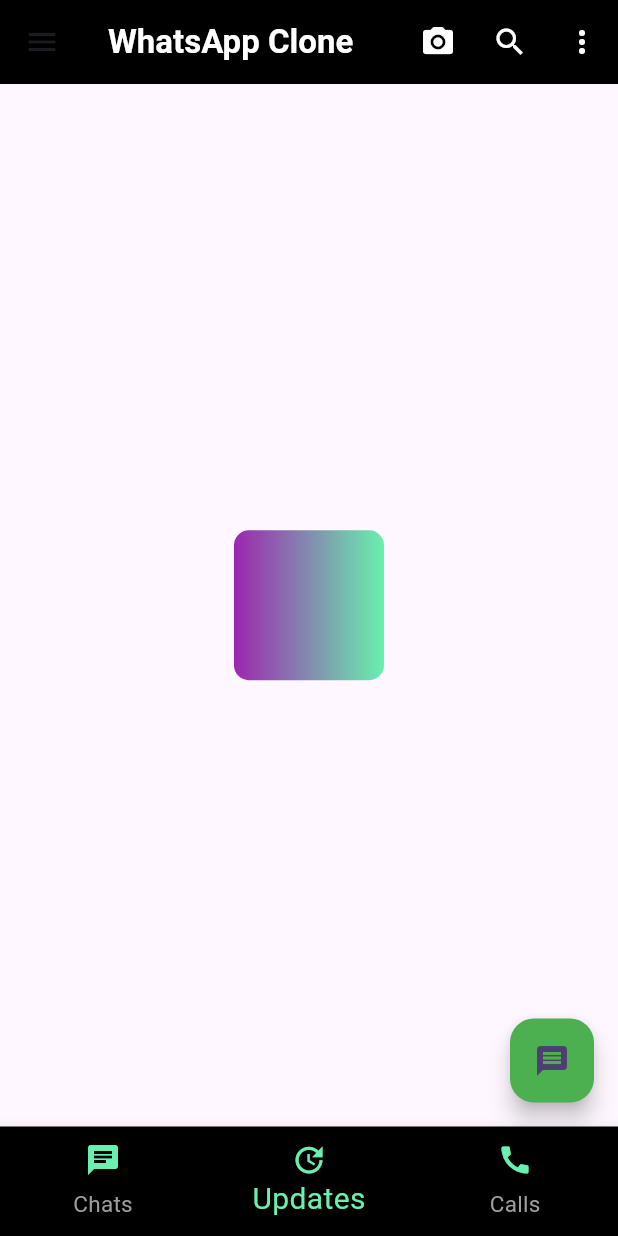
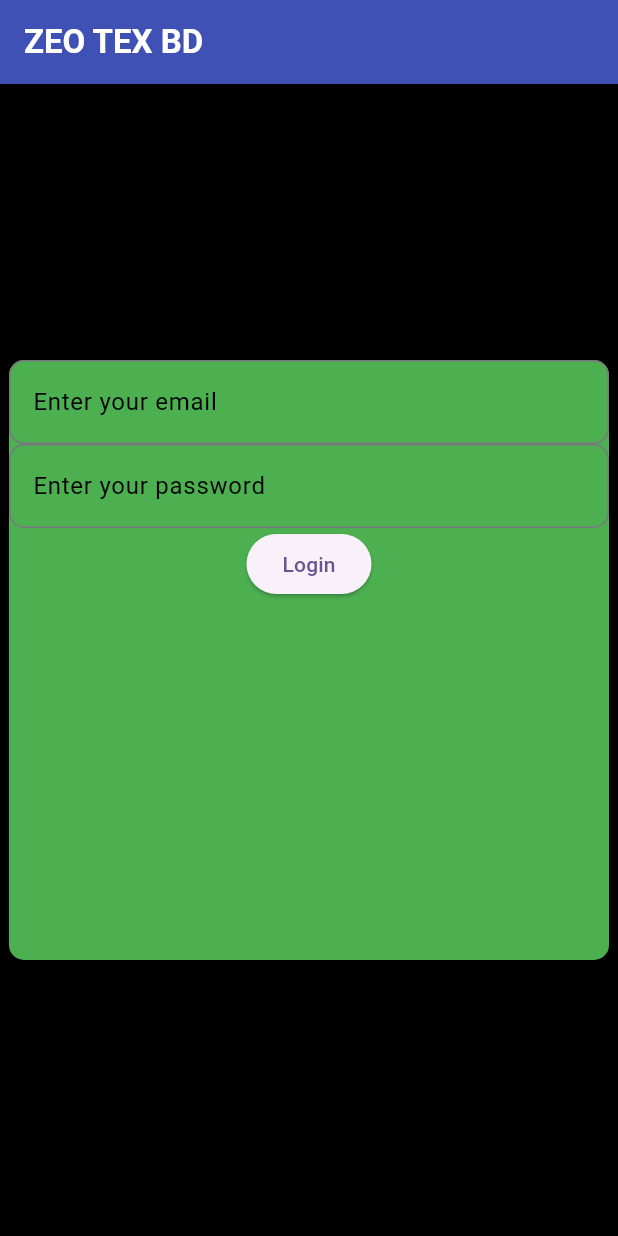
Before and after one commit to Wazid-Hossain/wa_ui, a Flutter app: the screen it shows after launch, on a phone screen of 412 x 824 dp. Run offline on Flutter 3.47's test engine with Material 3 defaults, Android fonts, the phone set to English and light mode, and no system bars.

Commit message:
new page created

```diff
--- /dev/null
+++ b/lib/login.dart
@@ -0,0 +1,82 @@
+import 'package:flutter/material.dart';
+import 'package:wa_ui/home.dart';
+
+class Login_page extends StatefulWidget {
+  const Login_page({super.key});
+
+  @override
+  State<Login_page> createState() => _Login_pageState();
+}
+
+class _Login_pageState extends State<Login_page> {
+  int currentIndex = 1;
+
+  @override
+  Widget build(BuildContext context) {
+    return Scaffold(
+      backgroundColor: Colors.black,
+      appBar: AppBar(
+        elevation: 0,
+        title: const Text(
+          'ZEO TEX BD',
+          style: TextStyle(color: Colors.white, fontWeight: FontWeight.bold),
+        ),
+        backgroundColor: Colors.indigo,
+      ),
+      body: Center(
+        child: Center(
+          child: Column(
+            mainAxisAlignment: MainAxisAlignment.center,
+            children: [
+              Center(
+                child: Container(
+                  height: 400,
+                  width: 400,
+                  decoration: BoxDecoration(
+                    color: Colors.green,
+                    borderRadius: BorderRadius.circular(10),
+                  ),
+                  child: Column(
+                    children: [
+                      Center(
+                        child: TextField(
+                          decoration: InputDecoration(
+                            border: OutlineInputBorder(
+                              borderRadius: BorderRadius.circular(10),
+                            ),
+                            hintText: 'Enter your email',
+                            hintStyle: TextStyle(color: Colors.black),
+                          ),
+                        ),
+                      ),
+                      TextField(
+                        decoration: InputDecoration(
+                          border: OutlineInputBorder(
+                            borderRadius: BorderRadius.circular(10),
+                          ),
+                          hintText: 'Enter your password',
+                          hintStyle: TextStyle(color: Colors.black),
+                        ),
+                      ),
+                      ElevatedButton(
+                        onPressed: () {
+                          Navigator.push(
+                            context,
+                            MaterialPageRoute(
+                              builder: (context) => Login_page(),
+                            ),
+                          );
+                        },
+                        child: const Text('Login'),
+                      ),
+                    ],
+                  ),
+                ),
+              ),
+            ],
+          ),
+        ),
+      ),
+    );
+  }
+}
--- a/lib/main.dart
+++ b/lib/main.dart
@@ -1,5 +1,6 @@
 import 'package:flutter/material.dart';
 import 'package:wa_ui/home.dart';
+import 'package:wa_ui/login.dart';
 
 void main() {
   runApp(const MyApp());
@@ -18,7 +19,7 @@ class MyApp extends StatelessWidget {
         colorScheme: ColorScheme.fromSeed(seedColor: Colors.deepPurple),
         useMaterial3: true,
       ),
-      home: const Home_page(),
+      home: Login_page(),
     );
   }
 }
```
Also changed, not shown: lib/home.dart (+30 -2 lines).
